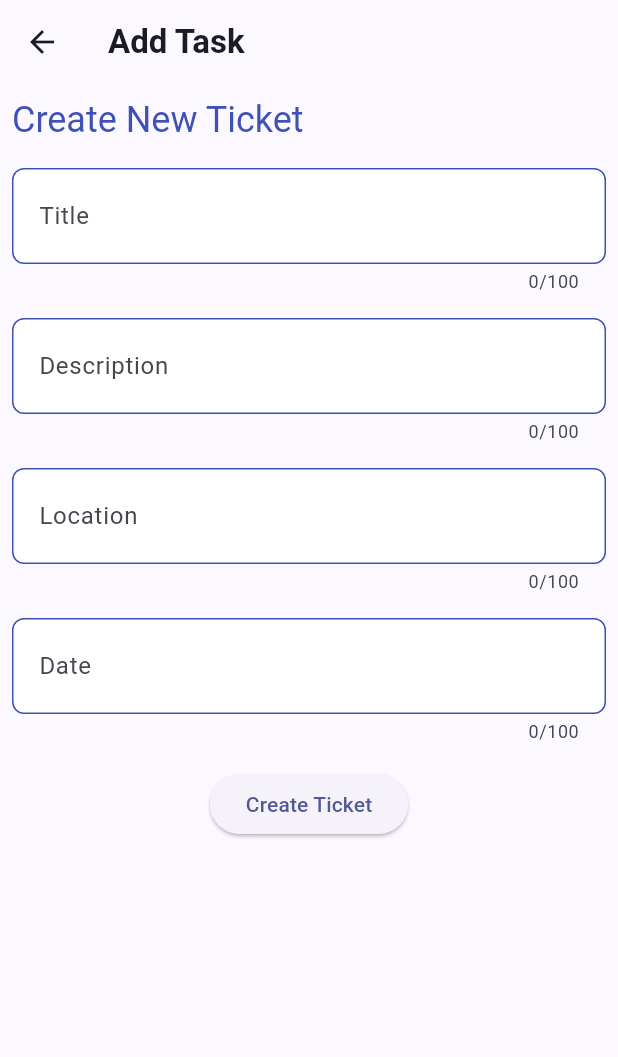
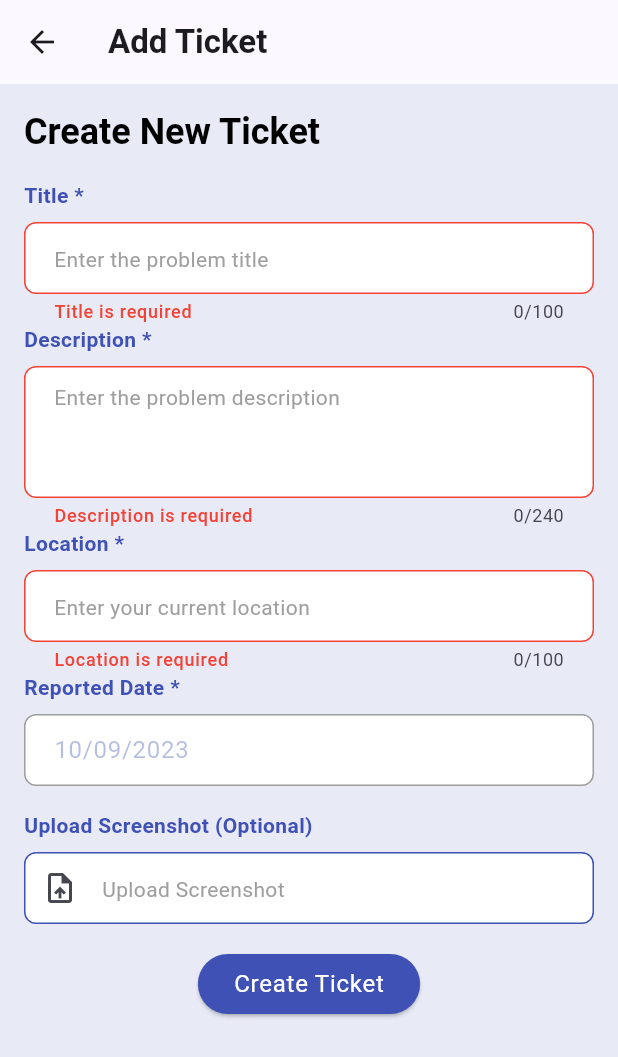
Before and after one commit to IssacPrecious/ticket_manager, a Flutter app: the AddTaskScreen screen opened directly, after a tap on "Create Ticket", on a phone screen of 412 x 824 dp. Shown: the top 1057 px of the screen. Run offline on Flutter 3.47's test engine with Material 2 defaults, Android fonts, the phone set to English and light mode, and no system bars; our stand-ins replace cloud_firestore, firebase_core, firebase_messaging, firebase_storage, flutter_riverpod, form_field_validator and 1 more; accounts and stored records are empty.

Commit message:
Custom widgets for forms

```diff
--- a/lib/common_widgets/custom_text_form_field.dart
+++ /dev/null
@@ -1,55 +0,0 @@
-import 'package:flutter/material.dart';
-
-class CustomTextFormFleld extends StatelessWidget {
-  const CustomTextFormFleld({
-    super.key,
-    required this.label,
-    required this.hintText,
-    required this.maxLength,
-    required this.controller,
-  });
-
-  final String label;
-  final String hintText;
-  final int maxLength;
-  final TextEditingController controller;
-
-  @override
-  Widget build(BuildContext context) {
-    return TextFormField(
-      maxLength: maxLength,
-      maxLines: 2,
-      autocorrect: true,
-      controller: controller,
-      decoration: InputDecoration(
-        contentPadding: const EdgeInsets.symmetric(vertical: 8.0, horizontal: 14.0),
-        filled: true,
-        fillColor: Colors.white,
-        label: Text(label),
-        hintText: hintText,
-        hintStyle: Theme.of(context).textTheme.labelLarge,
-        errorStyle: Theme.of(context).textTheme.labelMedium!.copyWith(color: Colors.red),
-        focusedBorder: OutlineInputBorder(
-          borderRadius: BorderRadius.circular(8.0),
-          borderSide: const BorderSide(color: Colors.indigo),
-        ),
-        enabledBorder: OutlineInputBorder(
-          borderRadius: BorderRadius.circular(8.0),
-          borderSide: const BorderSide(color: Colors.indigo),
-        ),
-        disabledBorder: OutlineInputBorder(
-          borderRadius: BorderRadius.circular(8.0),
-          borderSide: const BorderSide(color: Colors.grey),
-        ),
-        focusedErrorBorder: OutlineInputBorder(
-          borderRadius: BorderRadius.circular(8.0),
-          borderSide: const BorderSide(color: Colors.red),
-        ),
-        errorBorder: OutlineInputBorder(
-          borderRadius: BorderRadius.circular(8.0),
-          borderSide: const BorderSide(color: Colors.red),
-        ),
-      ),
-    );
-  }
-}
--- /dev/null
+++ b/lib/custom_widgets/custom_file_upload_field.dart
@@ -0,0 +1,67 @@
+import 'package:flutter/material.dart';
+
+class CustomFilePicker extends StatelessWidget {
+  const CustomFilePicker({
+    super.key,
+    required this.labelText,
+    required this.onPress,
+    required this.controller,
+    this.hintText = 'Upload Screenshot',
+  });
+
+  final String labelText;
+  final void Function()? onPress;
+  final TextEditingController controller;
+  final String hintText;
+
+  @override
+  Widget build(BuildContext context) {
+    return SizedBox(
+      child: Column(
+        mainAxisAlignment: MainAxisAlignment.center,
+        crossAxisAlignment: CrossAxisAlignment.start,
+        children: [
+          Text(labelText, style: Theme.of(context).textTheme.bodyMedium!.copyWith(fontWeight: FontWeight.bold)),
+          Padding(
+            padding: const EdgeInsets.only(top: 8),
+            child: TextFormField(
+              controller: controller,
+              cursorColor: Colors.transparent,
+              cursorWidth: 0.0,
+              onTap: onPress,
+              decoration: InputDecoration(
+                contentPadding: const EdgeInsets.symmetric(vertical: 8.0, horizontal: 14.0),
+                filled: true,
+                fillColor: Colors.white,
+                hintText: hintText,
+                hintStyle: Theme.of(context).textTheme.bodyMedium!.copyWith(color: Colors.grey),
+                errorStyle: Theme.of(context).textTheme.labelMedium!.copyWith(color: Colors.red),
+                focusedBorder: OutlineInputBorder(
+                  borderRadius: BorderRadius.circular(8.0),
+                  borderSide: const BorderSide(color: Colors.indigo),
+                ),
+                enabledBorder: OutlineInputBorder(
+                  borderRadius: BorderRadius.circular(8.0),
+                  borderSide: const BorderSide(color: Colors.indigo),
+                ),
+                disabledBorder: OutlineInputBorder(
+                  borderRadius: BorderRadius.circular(8.0),
+                  borderSide: const BorderSide(color: Colors.grey),
+                ),
+                focusedErrorBorder: OutlineInputBorder(
+                  borderRadius: BorderRadius.circular(8.0),
+                  borderSide: const BorderSide(color: Colors.red),
+                ),
+                errorBorder: OutlineInputBorder(
+                  borderRadius: BorderRadius.circular(8.0),
+                  borderSide: const BorderSide(color: Colors.red),
+                ),
+                prefixIcon: Icon(Icons.upload_file),
+              ),
+            ),
+          ),
+        ],
+      ),
+    );
+  }
+}
--- /dev/null
+++ b/lib/custom_widgets/custom_loader.dart
@@ -0,0 +1,24 @@
+import 'package:flutter/material.dart';
+
+class CustomLoader {
+  static void show(BuildContext context) {
+    showDialog(
+      context: context,
+      barrierDismissible: false,
+      builder: (context) {
+        return Container(
+          color: Colors.transparent,
+          child: const Center(
+            child: CircularProgressIndicator(
+              color: Colors.indigo,
+            ),
+          ),
+        );
+      },
+    );
+  }
+
+  static void hide(BuildContext context) {
+    Navigator.pop(context);
+  }
+}
--- /dev/null
+++ b/lib/custom_widgets/custom_text_form_field.dart
@@ -0,0 +1,71 @@
+import 'package:flutter/material.dart';
+import 'package:form_field_validator/form_field_validator.dart';
+import 'package:ticket_manager/utils/form_validators.dart';
+
+class CustomTextFormFleld extends StatelessWidget {
+  const CustomTextFormFleld({
+    super.key,
+    required this.label,
+    required this.hintText,
+    this.maxLength,
+    required this.controller,
+    this.maxLines = 1,
+    this.validator,
+    this.isEnabled,
+  });
+
+  final String label;
+  final String hintText;
+  final int? maxLength;
+  final int? maxLines;
+  final TextEditingController controller;
+  final Validators? validator;
+  final bool? isEnabled;
+
+  @override
+  Widget build(BuildContext context) {
+    return Column(
+      crossAxisAlignment: CrossAxisAlignment.start,
+      children: [
+        Text(label, style: Theme.of(context).textTheme.bodyMedium!.copyWith(fontWeight: FontWeight.bold)),
+        const SizedBox(height: 8),
+        TextFormField(
+          validator: MultiValidator(validator != null ? validator!.validations : []),
+          maxLength: maxLength,
+          maxLines: maxLines,
+          autocorrect: true,
+          controller: controller,
+          enabled: isEnabled,
+          decoration: InputDecoration(
+            contentPadding: const EdgeInsets.symmetric(vertical: 8.0, horizontal: 16.0),
+            filled: true,
+            fillColor: Colors.white,
+            hintText: hintText,
+            hintStyle: Theme.of(context).textTheme.bodyMedium!.copyWith(color: Colors.grey),
+            errorStyle: Theme.of(context).textTheme.labelMedium!.copyWith(color: Colors.red),
+            focusedBorder: OutlineInputBorder(
+              borderRadius: BorderRadius.circular(8.0),
+              borderSide: const BorderSide(color: Colors.indigo),
+            ),
+            enabledBorder: OutlineInputBorder(
+              borderRadius: BorderRadius.circular(8.0),
+              borderSide: const BorderSide(color: Colors.indigo),
+            ),
+            disabledBorder: OutlineInputBorder(
+              borderRadius: BorderRadius.circular(8.0),
+              borderSide: const BorderSide(color: Colors.grey),
+            ),
+            focusedErrorBorder: OutlineInputBorder(
+              borderRadius: BorderRadius.circular(8.0),
+              borderSide: const BorderSide(color: Colors.red),
+            ),
+            errorBorder: OutlineInputBorder(
+              borderRadius: BorderRadius.circular(8.0),
+              borderSide: const BorderSide(color: Colors.red),
+            ),
+          ),
+        ),
+      ],
+    );
+  }
+}
--- /dev/null
+++ b/lib/features/create_ticket/domain/add_ticket_input_model.dart
@@ -0,0 +1,23 @@
+class AddTicketInputModel {
+  final String title;
+  final String description;
+  final String location;
+  final String createdDate;
+  final String fileName;
+
+  AddTicketInputModel({
+    required this.title,
+    required this.description,
+    required this.location,
+    required this.createdDate,
+    required this.fileName,
+  });
+
+  Map<String, dynamic> toJson() => {
+        'title': title,
+        'description': description,
+        'location': location,
+        'dateTime': createdDate,
+        'fileName': fileName,
+      };
+}
--- a/lib/features/create_ticket/presentation/add_ticket_screen.dart
+++ b/lib/features/create_ticket/presentation/add_ticket_screen.dart
@@ -1,7 +1,18 @@
+import 'dart:io';
+import 'dart:async';
+
 import 'package:cloud_firestore/cloud_firestore.dart';
+import 'package:firebase_storage/firebase_storage.dart';
 import 'package:flutter/material.dart';
 import 'package:flutter_riverpod/flutter_riverpod.dart';
-import 'package:ticket_manager/common_widgets/custom_text_form_field.dart';
+import 'package:image_picker/image_picker.dart';
+import 'package:path/path.dart';
+import 'package:ticket_manager/custom_widgets/custom_loader.dart';
+import 'package:ticket_manager/custom_widgets/custom_text_form_field.dart';
+import 'package:ticket_manager/custom_widgets/custom_file_upload_field.dart';
+import 'package:ticket_manager/features/create_ticket/domain/add_ticket_input_model.dart';
+import 'package:ticket_manager/utils/form_validators.dart';
+import 'package:intl/intl.dart';
 
 class AddTaskScreen extends ConsumerStatefulWidget {
   const AddTaskScreen({super.key});
@@ -10,76 +21,152 @@ class AddTaskScreen extends ConsumerStatefulWidget {
   ConsumerState<ConsumerStatefulWidget> createState() => _AddTaskScreenState();
 }
 
+class _AddTaskScreenState extends ConsumerState<AddTaskScreen> {
+  final GlobalKey<FormState> createTicketFormKey = GlobalKey<FormState>();
+
   final TextEditingController titleController = TextEditingController();
   final TextEditingController descriptionController = TextEditingController();
   final TextEditingController locationController = TextEditingController();
   final TextEditingController dateTimeController = TextEditingController();
+  final TextEditingController screenshotController = TextEditingController();
 
-class _AddTaskScreenState extends ConsumerState<AddTaskScreen> {
   @override
   Widget build(BuildContext context) {
+    dateTimeController.text = DateFormat('dd/MM/yyyy').format(DateTime.now()).toString();
+
     return Scaffold(
       backgroundColor: Colors.indigo[50],
-      appBar: AppBar(title: Text("Add Task")),
-      body: Scaffold(
-        body: Padding(
-          padding: const EdgeInsets.all(8.0),
+      appBar: AppBar(title: const Text("Add Ticket")),
+      body: GestureDetector(
+        onTap: () {
+          FocusManager.instance.primaryFocus?.unfocus();
+        },
+        child: Padding(
+          padding: const EdgeInsets.all(16.0),
+          child: SingleChildScrollView(
             child: Column(
               crossAxisAlignment: CrossAxisAlignment.start,
               children: [
-              Text(
-                "Create New Ticket ",
-                style: Theme.of(context).textTheme.headlineSmall,
-              ),
+                Text("Create New Ticket ",
+                    style: Theme.of(context)
+                        .textTheme
+                        .headlineSmall!
+                        .copyWith(fontWeight: FontWeight.bold, color: Colors.black)),
                 const SizedBox(height: 16),
                 Form(
+                  key: createTicketFormKey,
                   child: Column(
                     children: [
                       CustomTextFormFleld(
-                    label: "Title",
+                        label: "Title *",
                         hintText: "Enter the problem title",
                         maxLength: 100,
                         controller: titleController,
+                        validator: Validators("Title").required().min(3),
                       ),
-                  SizedBox(height: 16),
                       CustomTextFormFleld(
-                    label: "Description",
+                        label: "Description *",
                         hintText: "Enter the problem description",
-                    maxLength: 100,
+                        maxLength: 240,
+                        maxLines: 3,
                         controller: descriptionController,
+                        validator: Validators("Description").required(),
                       ),
-                  SizedBox(height: 16),
                       CustomTextFormFleld(
-                    label: "Location",
+                        label: "Location *",
                         hintText: "Enter your current location",
                         maxLength: 100,
                         controller: locationController,
+                        validator: Validators("Location").required(),
                       ),
-                  SizedBox(height: 16),
                       CustomTextFormFleld(
-                    label: "Date",
+                        label: "Reported Date *",
                         hintText: "Enter the current date",
-                    maxLength: 100,
                         controller: dateTimeController,
+                        isEnabled: false,
                       ),
-                  SizedBox(height: 16),
+                      const SizedBox(height: 16),
+                      CustomFilePicker(
+                          labelText: "Upload Screenshot (Optional)",
+                          onPress: () async {
+                            CustomLoader.show(context);
+                            String fileName = await imgFromGallery();
+                            setState(() {
+                              screenshotController.text = fileName;
+                            });
+                            CustomLoader.hide(context);
+                          },
+                          controller: screenshotController),
+                      const SizedBox(height: 16),
                       ElevatedButton(
+                          style: ElevatedButton.styleFrom(
+                            backgroundColor: Colors.indigo,
+                          ),
                           onPressed: () async {
+                            FocusManager.instance.primaryFocus?.unfocus();
+                            if (createTicketFormKey.currentState!.validate()) {
                               final title = titleController.text;
                               final description = descriptionController.text;
                               final location = locationController.text;
-                        final dateTime = DateTime.now();
+                              final dateTime = dateTimeController.text;
+                              final fileName = screenshotController.text;
 
-                        await FirebaseFirestore.instance.collection('tickets').add(
-                            {'title': title, 'description': description, 'location': location, 'dateTime': dateTime});
+                              AddTicketInputModel inputModel = AddTicketInputModel(
+                                  title: title,
+                                  description: description,
+                                  location: location,
+                                  createdDate: dateTime,
+                                  fileName: fileName);
+
+                              await FirebaseFirestore.instance.collection('tickets').add(inputModel.toJson());
+                            } else {
+                              debugPrint("Validation Error");
+                            }
                           },
-                      child: Text("Create Ticket"))
-                ],
+                          child: Text(
+                            "Create Ticket",
+                            style: Theme.of(context).textTheme.bodyLarge!.copyWith(color: Colors.white),
                           ))
                     ],
+                  ),
+                )
+              ],
+            ),
           ),
         ),
       ),
     );
   }
+
+  File? _photo;
+  final ImagePicker _picker = ImagePicker();
+
+  Future<String> imgFromGallery() async {
+    final pickedFile = await _picker.pickImage(source: ImageSource.gallery);
+
+    if (pickedFile != null) {
+      _photo = File(pickedFile.path);
+      final result = await uploadFile();
+      return result;
+    } else {
+      debugPrint('No image selected.');
+      return "";
     }
+  }
+
+  Future<String> uploadFile() async {
+    if (_photo == null) return "Error selecting file..";
+    final fileName = basename(_photo!.path);
+    debugPrint('File Uploaded :: ' + fileName);
+    final destination = 'files/$fileName';
+
+    try {
+      final ref = FirebaseStorage.instance.ref(destination).child('file/');
+      await ref.putFile(_photo!);
+      return fileName;
+    } catch (e) {
+      debugPrint('error occured');
+      return "Error Uploading file..";
+    }
+  }
+}
--- a/lib/features/view_ticket/presentation/list_tickets_screen.dart
+++ b/lib/features/view_ticket/presentation/list_tickets_screen.dart
@@ -35,7 +35,7 @@ class _HomeScreenState extends ConsumerState<HomeScreen> {
             onPressed: () {
               Navigator.of(context).push(MaterialPageRoute(
                 builder: (context) {
-                  return AddTaskScreen();
+                  return const AddTaskScreen();
                 },
               ));
             }),
@@ -66,10 +66,18 @@ class _HomeScreenState extends ConsumerState<HomeScreen> {
         ));
   }
 
+  Future _firebaseMessagingBackgroundHandler(RemoteMessage message) async {
+    debugPrint("Handling a background message: ${message.messageId}");
+  }
+
   void registerNotification() async {
     messaging = FirebaseMessaging.instance;
 
-    FirebaseMessaging.onBackgroundMessage(_firebaseMessagingBackgroundHandler);
+    try {
+      FirebaseMessaging.onBackgroundMessage(_firebaseMessagingBackgroundHandler);
+    } catch (e) {
+      debugPrint(e.toString());
+    }
 
     // On iOS, this helps to take the user permissions
     NotificationSettings settings = await messaging.requestPermission(
@@ -92,10 +100,6 @@ class _HomeScreenState extends ConsumerState<HomeScreen> {
     } else {
       debugPrint('User declined or has not accepted permission');
     }
-  }
-
-  Future _firebaseMessagingBackgroundHandler(RemoteMessage message) async {
-    debugPrint("Handling a background message: ${message.messageId}");
   }
 }
 
--- /dev/null
+++ b/lib/utils/form_validators.dart
@@ -0,0 +1,18 @@
+import 'package:form_field_validator/form_field_validator.dart';
+
+class Validators {
+  String fieldName;
+  Validators(this.fieldName);
+
+  List<FieldValidator<dynamic>> validations = [];
+
+  required() {
+    validations.add(RequiredValidator(errorText: "$fieldName is required"));
+    return this;
+  }
+
+  min(int length) {
+    validations.add(MinLengthValidator(length, errorText: "$fieldName should be atleast $length characters"));
+    return this;
+  }
+}
```
Also changed, not shown: pubspec.yaml (+14 -2 lines), pubspec.lock, 6 other files. Lines whose indentation alone changed are shown as unchanged.
